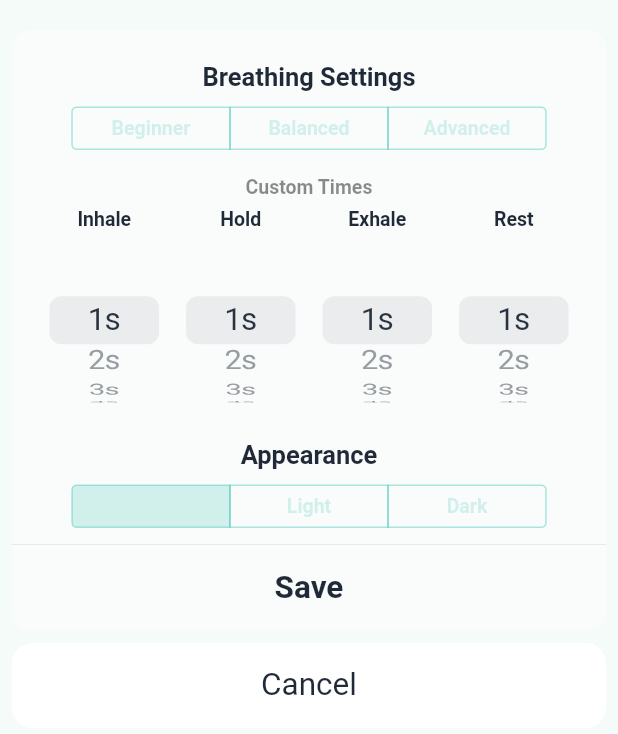
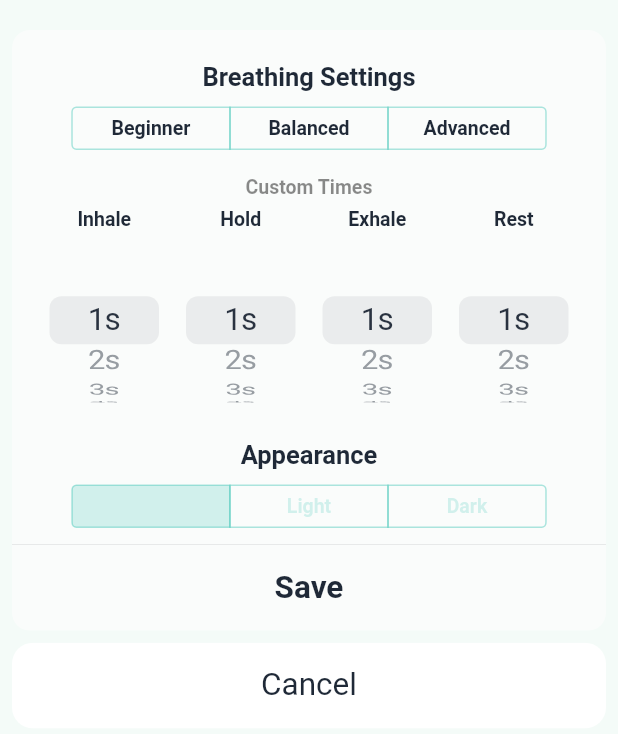
Before and after one commit to CarlosSemeao/mindbreath, a Flutter app: the _SettingsSheet widget shown alone on an empty page, opened directly with empty values, on a phone screen of 412 x 824 dp. Shown: the top 734 px of the screen. Run offline on Flutter 3.47's test engine with Material 3 defaults, Android fonts, the phone set to English and light mode, and no system bars; our stand-ins replace shared_preferences; accounts and stored records are empty.

Commit message:
Update main.dart

```diff
--- a/lib/main.dart
+++ b/lib/main.dart
@@ -693,18 +693,33 @@ class _SettingsSheetState extends State<_SettingsSheet> {
               mode = _Mode.preset;
               preset = v;
             }),
-            children: const {
+            children: {
               0: Padding(
-                padding: EdgeInsets.symmetric(horizontal: 8, vertical: 6),
-                child: Text('Beginner'),
+                padding: const EdgeInsets.symmetric(horizontal: 8, vertical: 6),
+                child: Text(
+                  'Beginner',
+                  style: TextStyle(
+                    color: CupertinoDynamicColor.resolve(T.ink, context),
+                  ),
+                ),
               ),
               1: Padding(
-                padding: EdgeInsets.symmetric(horizontal: 8, vertical: 6),
-                child: Text('Balanced'),
+                padding: const EdgeInsets.symmetric(horizontal: 8, vertical: 6),
+                child: Text(
+                  'Balanced',
+                  style: TextStyle(
+                    color: CupertinoDynamicColor.resolve(T.ink, context),
+                  ),
+                ),
               ),
               2: Padding(
-                padding: EdgeInsets.symmetric(horizontal: 8, vertical: 6),
-                child: Text('Advanced'),
+                padding: const EdgeInsets.symmetric(horizontal: 8, vertical: 6),
+                child: Text(
+                  'Advanced',
+                  style: TextStyle(
+                    color: CupertinoDynamicColor.resolve(T.ink, context),
+                  ),
+                ),
               ),
             },
           ),
```
